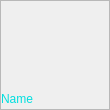
Before: the Qt Designer form QtTestClient/player.ui in kihaseet/Alien, drawn with Qt 5.
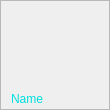
After: the same form once the commit is applied. Icons and pictures are not drawn.

Commit message: Fix misplacement of items/actions widget, add players pictures, fix bug with incorrect naming of signal/slot for startVoting and updateActions.

Patch:
```diff
--- a/QtTestClient/player.ui
+++ b/QtTestClient/player.ui
@@ -234,6 +234,12 @@
         <property name="text">
          <string>Name</string>
         </property>
+        <property name="margin">
+         <number>0</number>
+        </property>
+        <property name="indent">
+         <number>10</number>
+        </property>
        </widget>
       </item>
      </layout>
```
Left out of the diff: 10 changed lines with no effect on the pictures. The commit also changes 14 other files.
